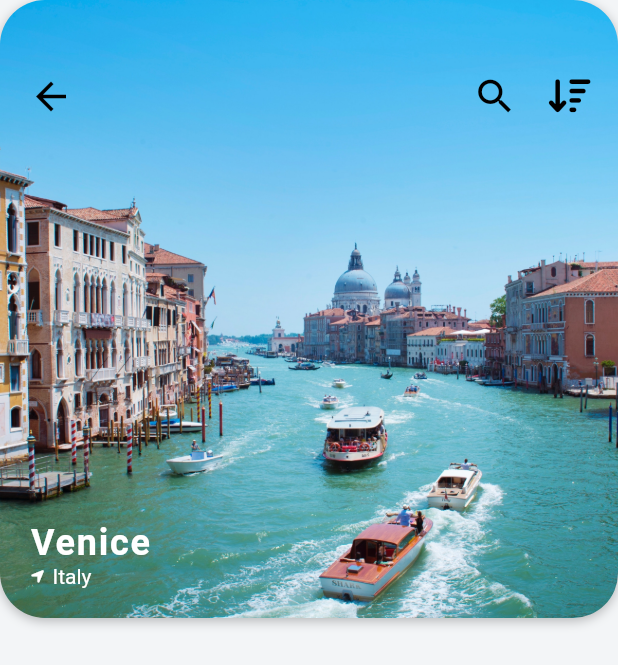
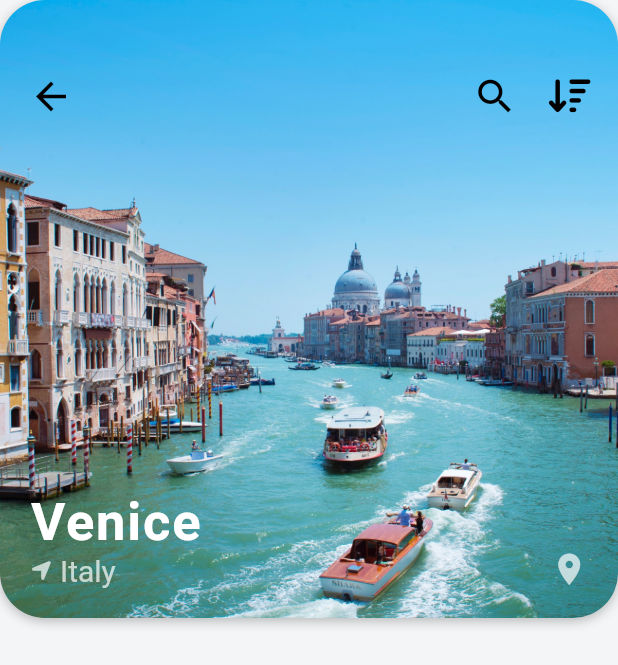
Before and after one commit to fidelisnwabisi/flutter_travel_ui, a Flutter app: the screen it shows after launch, after a tap on an icon or button, on a phone screen of 412 x 824 dp. Shown: the top 665 px of the screen. Run offline on Flutter 3.47's test engine with Material 2 defaults, Android fonts, the phone set to English and light mode, and no system bars; our stand-ins replace font_awesome_flutter.

Commit message:
added location icon bottom right

```diff
--- a/lib/screens/destination_screen.dart
+++ b/lib/screens/destination_screen.dart
@@ -86,7 +86,7 @@ class _DestinationScreenState extends State<DestinationScreen> {
                       widget.destination!.city ?? '',
                       style: const TextStyle(
                         color: Colors.white,
-                        fontSize: 24,
+                        fontSize: 35,
                         fontWeight: FontWeight.w600,
                         letterSpacing: 1.2,
                       ),
@@ -95,19 +95,31 @@ class _DestinationScreenState extends State<DestinationScreen> {
                       children: [
                         const Icon(
                           FontAwesomeIcons.locationArrow,
-                          size: 10,
-                          color: Colors.white,
+                          size: 15,
+                          color: Colors.white70,
                         ),
                         const SizedBox(width: 5),
                         Text(
                           widget.destination!.country ?? '',
-                          style: const TextStyle(color: Colors.white),
+                          style: const TextStyle(
+                            color: Colors.white70,
+                            fontSize: 20,
+                          ),
                         ),
                       ],
                     ),
                   ],
                 ),
               ),
+              const Positioned(
+                right: 20,
+                bottom: 20,
+                child: Icon(
+                  Icons.location_on,
+                  color: Colors.white70,
+                  size: 25,
+                ),
+              )
             ],
           )
         ],
```
